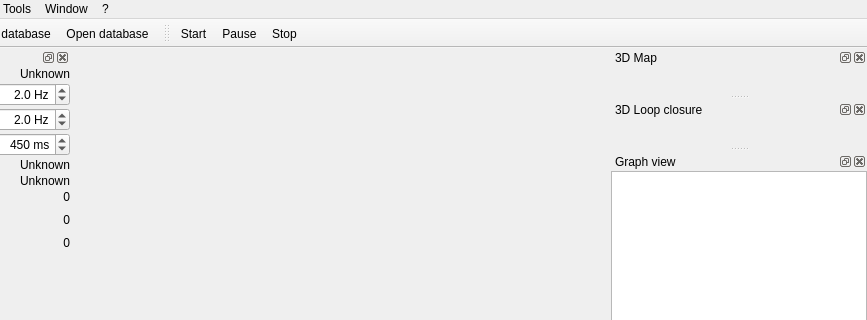
This is guilib/src/ui/mainWindow.ui in introlab/rtabmap as Qt 5 draws it before an edit; both pictures show x 145 to 1012 and y 0 to 320 of the 1012 by 711 pixel window. The edited form follows.
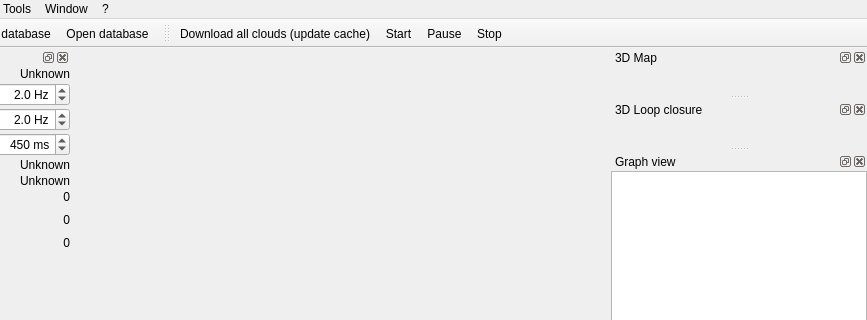
This is the edited form. Icons and pictures are not drawn. Custom widgets are drawn as their Qt base class.

Commit message: added refresh icon and added "Donload all clouds" action to toolbar

The edit to the form file:
```diff
--- a/guilib/src/ui/mainWindow.ui
+++ b/guilib/src/ui/mainWindow.ui
@@ -774,6 +774,7 @@
    <attribute name="toolBarBreak">
     <bool>false</bool>
    </attribute>
+   <addaction name="actionDownload_all_clouds"/>
    <addaction name="actionStart"/>
    <addaction name="actionPause"/>
    <addaction name="actionStop"/>
```
Left out of the diff: 4 changed lines with no effect on the pictures. The commit also changes 2 other files.
